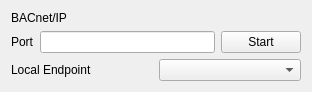
The window that ui/connector.ui (kuronaru/BuildingEnergyAnalyticsPlatform) describes before a commit, drawn with Qt 5.
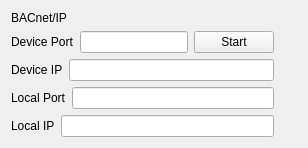
The same window after the commit.

Commit message:
feat:模拟bms输入页面
更改connector页面；初步测试了bms的device，object，subscription和graph页面

The edit to the form file:
```diff
--- a/ui/connector.ui
+++ b/ui/connector.ui
@@ -6,15 +6,17 @@
    <rect>
     <x>0</x>
     <y>0</y>
-    <width>312</width>
-    <height>92</height>
+    <width>308</width>
+    <height>144</height>
    </rect>
   </property>
   <property name="windowTitle">
    <string>Form</string>
   </property>
   <layout class="QFormLayout" name="formLayout">
-   <item row="0" column="0" colspan="2">
+   <item row="0" column="0">
+    <layout class="QVBoxLayout" name="verticalLayout_3">
+     <item>
     <layout class="QVBoxLayout" name="verticalLayout">
      <item>
       <widget class="QLabel" name="title_label">
@@ -40,7 +42,7 @@
        <item>
         <widget class="QLabel" name="Port_label">
          <property name="text">
-          <string>Port</string>
+            <string>Device Port</string>
          </property>
         </widget>
        </item>
@@ -64,12 +66,46 @@
        <item>
         <widget class="QLabel" name="Endpoint_label">
          <property name="text">
-          <string>Local Endpoint</string>
+            <string>Device IP</string>
          </property>
         </widget>
        </item>
        <item>
-        <widget class="QComboBox" name="IP_combo"/>
+          <widget class="QLineEdit" name="lineEdit_3"/>
+         </item>
+        </layout>
+       </item>
+      </layout>
+     </item>
+     <item>
+      <layout class="QVBoxLayout" name="verticalLayout_2">
+       <item>
+        <layout class="QHBoxLayout" name="horizontalLayout_3">
+         <item>
+          <widget class="QLabel" name="label">
+           <property name="text">
+            <string>Local Port</string>
+           </property>
+          </widget>
+         </item>
+         <item>
+          <widget class="QLineEdit" name="lineEdit_2"/>
+         </item>
+        </layout>
+       </item>
+       <item>
+        <layout class="QHBoxLayout" name="horizontalLayout_4">
+         <item>
+          <widget class="QLabel" name="label_2">
+           <property name="text">
+            <string>Local IP</string>
+           </property>
+          </widget>
+         </item>
+         <item>
+          <widget class="QLineEdit" name="lineEdit_4"/>
+         </item>
+        </layout>
        </item>
       </layout>
      </item>
```
Lines whose indentation alone changed are shown as unchanged. The commit also changes 2 other files.
